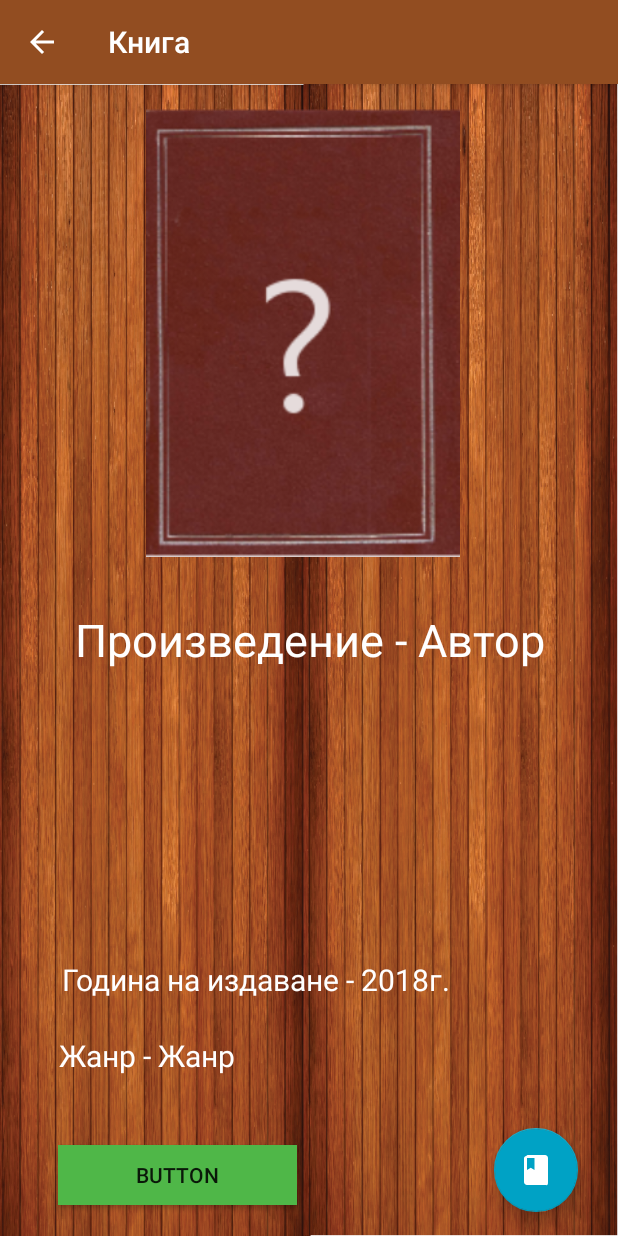
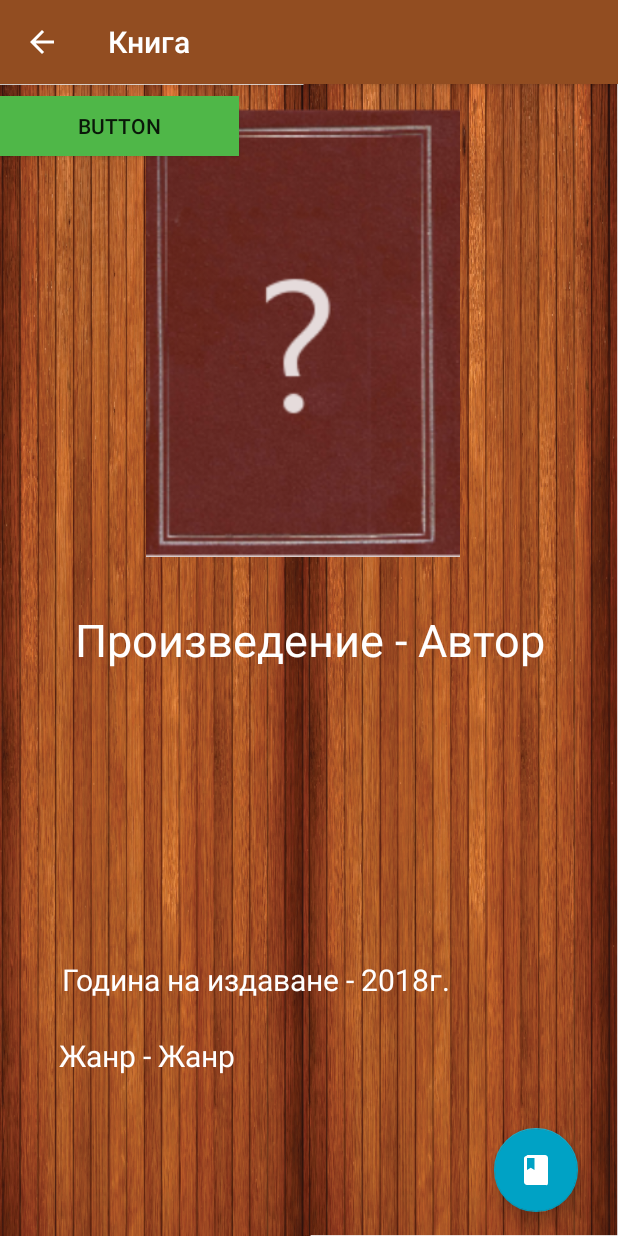
Before and after one commit to lyubolp/Booky, an Android app: the bookActivity screen opened directly, with no data from a screen before it, on a phone screen of 412 x 824 dp. Run offline under Robolectric (Android 15) with nearby library versions, the phone set to English and light mode, and no system bars.

Commit message:
Added activity for the book, as well as other minor changes

```diff
--- a/app/src/main/AndroidManifest.xml
+++ b/app/src/main/AndroidManifest.xml
@@ -27,7 +27,7 @@
             android:parentActivityName=".MainActivity" />
         <activity android:name=".bookActivity"
             android:label="@string/book"
-            android:parentActivityName=".LibraryActivity">
+            android:parentActivityName=".MainActivity">
 
         </activity>
     </application>
--- a/app/src/main/java/com/projectlibrary/library/LibraryActivity.java
+++ b/app/src/main/java/com/projectlibrary/library/LibraryActivity.java
@@ -1,6 +1,5 @@
 package com.projectlibrary.library;
 
-import android.content.Intent;
 import android.graphics.drawable.Drawable;
 import android.support.v7.app.AppCompatActivity;
 import android.os.Bundle;
@@ -106,9 +105,6 @@ public class LibraryActivity extends AppCompatActivity {
         switch (a)
         {
             case "com.projectlibrary.library:id/book1":
-                Intent intent = new Intent(LibraryActivity.this, bookActivity.class);
-
-                startActivity(intent);
                 break;
             case "com.projectlibrary.library:id/book2":
                 break;
--- a/app/src/main/res/layout/activity_book.xml
+++ b/app/src/main/res/layout/activity_book.xml
@@ -108,18 +108,10 @@
             android:id="@+id/button"
             android:layout_width="159dp"
             android:layout_height="40dp"
-            android:layout_marginBottom="8dp"
-            android:layout_marginEnd="8dp"
-            android:layout_marginStart="8dp"
-            android:layout_marginTop="8dp"
             android:background="@color/bookStateRead"
             android:text="Button"
-            app:layout_constraintBottom_toBottomOf="parent"
-            app:layout_constraintEnd_toEndOf="parent"
-            app:layout_constraintHorizontal_bias="0.129"
-            app:layout_constraintStart_toStartOf="parent"
-            app:layout_constraintTop_toTopOf="parent"
-            app:layout_constraintVertical_bias="0.982"
+            tools:layout_editor_absoluteX="34dp"
+            tools:layout_editor_absoluteY="447dp"
             tools:text="@string/bookStateRead" />
 
     </android.support.constraint.ConstraintLayout>
```
